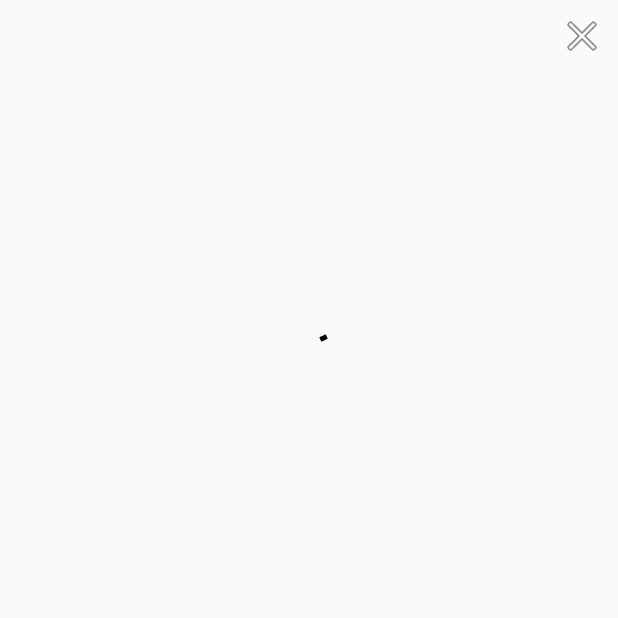
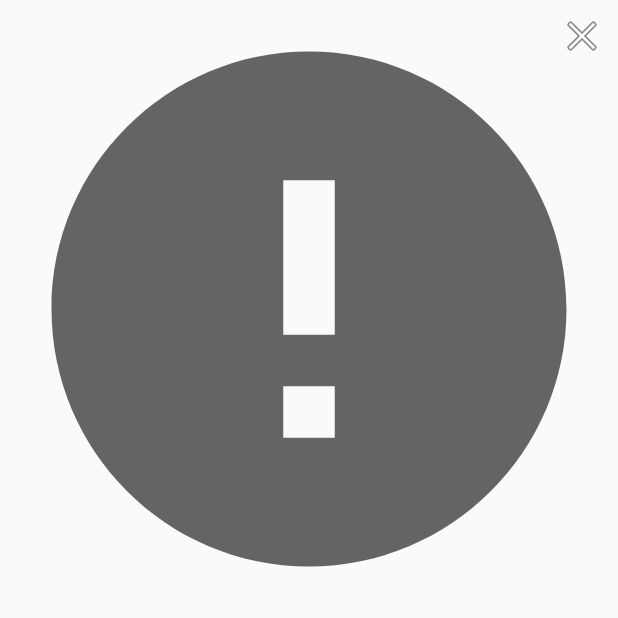
Before and after one commit to Dynast86/image_search, an Android app: the ImagePopupActivity screen opened directly, with no data from a screen before it, on a phone screen of 412 x 824 dp, the top half of it. Before the commit the part shown is almost empty. Run offline under Robolectric (Android 15) with nearby library versions, the phone set to English and light mode, and no system bars; our stand-ins replace data binding; pictures from the network do not load.

Commit message:
이미지 로딩 오류시 처리

```diff
--- a/app/src/main/java/com/cgkim/image_search/module/ViewModelModule.kt
+++ b/app/src/main/java/com/cgkim/image_search/module/ViewModelModule.kt
@@ -5,6 +5,7 @@ import androidx.databinding.BindingAdapter
 import androidx.swiperefreshlayout.widget.CircularProgressDrawable
 import androidx.swiperefreshlayout.widget.CircularProgressDrawable.LARGE
 import com.bumptech.glide.Glide
+import com.cgkim.image_search.R
 
 object ViewModelModule {
 
@@ -22,6 +23,7 @@ object ViewModelModule {
             .with(context)
             .load(url)
             .placeholder(circularProgressDrawable)
+            .error(R.drawable.ic_baseline_error_24)
             .into(imageView)
     }
 }
--- /dev/null
+++ b/app/src/main/res/drawable/ic_baseline_error_24.xml
@@ -0,0 +1,10 @@
+<vector xmlns:android="http://schemas.android.com/apk/res/android"
+    android:width="24dp"
+    android:height="24dp"
+    android:viewportWidth="24"
+    android:viewportHeight="24"
+    android:tint="?attr/colorControlNormal">
+  <path
+      android:fillColor="@android:color/white"
+      android:pathData="M12,2C6.48,2 2,6.48 2,12s4.48,10 10,10 10,-4.48 10,-10S17.52,2 12,2zM13,17h-2v-2h2v2zM13,13h-2L11,7h2v6z"/>
+</vector>
--- a/app/src/main/res/values/strings.xml
+++ b/app/src/main/res/values/strings.xml
@@ -4,4 +4,5 @@
     <string name="no_response_data">검색 결과가 없습니다.</string>
     <string name="display_site_name">출처 : %1$s</string>
     <string name="date_time">문서 작성 시간 : %1$s</string>
+    <string name="no_load_image">이미지 로딩에 실패하였습니다.</string>
 </resources>
```
